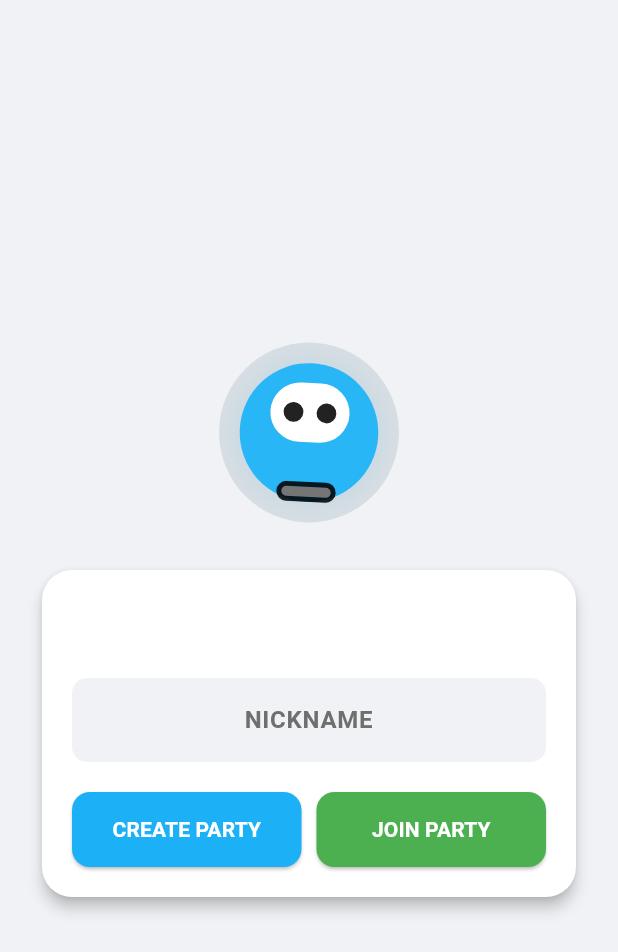
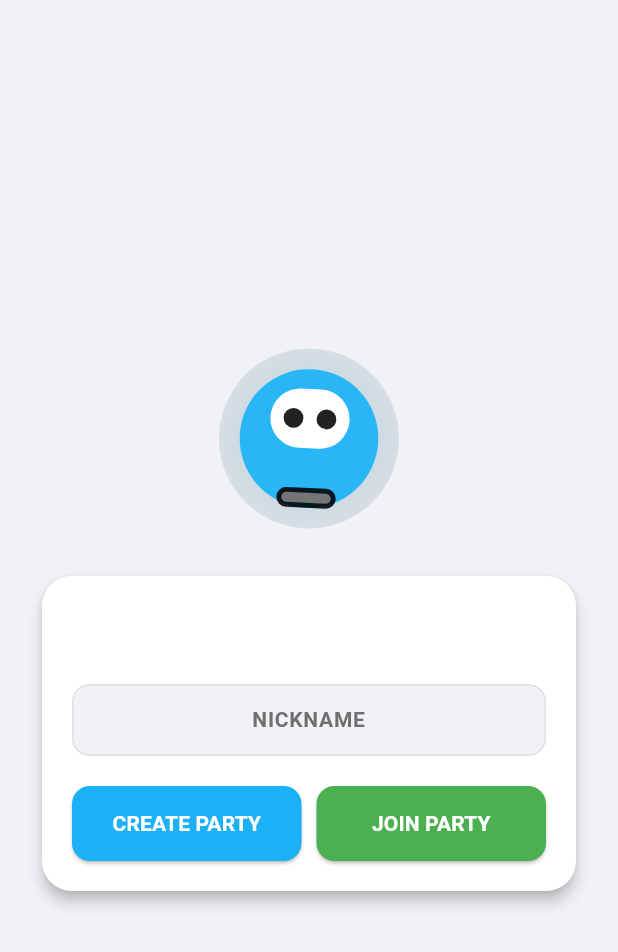
Before and after one commit to Arcane-Guilds/skillgenie-frontend, a Flutter app: the ChallengesHomePage screen opened directly with empty values, on a phone screen of 412 x 824 dp. Shown: the top 952 px of the screen. Run offline on Flutter 3.47's test engine with Material 3 defaults, Android fonts, the phone set to English and light mode, and no system bars; drawn by our look-alikes of flutter_animate; our stand-ins replace animated_text_kit, auto_size_text, cached_network_image, circular_countdown_timer, connectivity_plus, date_format and 25 more; missing offline and left inert: cloudinary_public, flag, flutter_code_editor, highlight, syncfusion_flutter_pdf; accounts and stored records are empty; generated files the repository leaves out were written again; network calls fail; statements that could not run were skipped; project files that could hold a hidden picture were left out.

Commit message:
web friendly

```diff
--- a/lib/core/constants/api_constants.dart
+++ b/lib/core/constants/api_constants.dart
@@ -1,9 +1,8 @@
 import 'package:flutter_dotenv/flutter_dotenv.dart';
 
 class ApiConstants {
-
-  static String get baseUrl => dotenv.env['API_BASE_URL'] ?? 'https://9ea4-41-225-249-1.ngrok-free.app';
-
+  // Support multiple environments with a fallback to localhost
+  static String get baseUrl => dotenv.env['API_BASE_URL'] ?? 'http://localhost:3000';
 }
 
 class AnalyticsConstants {
--- a/lib/core/theme/app_theme.dart
+++ b/lib/core/theme/app_theme.dart
@@ -1,4 +1,5 @@
 import 'package:flutter/material.dart';
+import 'package:flutter/foundation.dart' show kIsWeb;
 
 class AppTheme {
   static const Color secondaryColor = Color(0xFF58CC02);
@@ -10,28 +11,40 @@ class AppTheme {
   static const Color textPrimaryColor = Color(0xFF6F6F6F);
   static const Color textSecondaryColor = Color(0xFF6F6F6F);
 
+  // Web-specific colors
+  static const Color webBackgroundColor = Color(0xFFF7F9FA);
+  static const Color webSurfaceColor = Colors.white;
+  static const Color webBorderColor = Color(0xFFE0E0E0);
+
   static BoxDecoration cardDecoration = BoxDecoration(
     color: surfaceColor,
-    borderRadius: BorderRadius.circular(16),
+    borderRadius: BorderRadius.circular(kIsWeb ? 8 : 16),
     boxShadow: [
       BoxShadow(
-        color: Colors.black.withOpacity(0.05),
-        blurRadius: 10,
+        color: Colors.black.withOpacity(kIsWeb ? 0.03 : 0.05),
+        blurRadius: kIsWeb ? 6 : 10,
         offset: const Offset(0, 4),
       ),
     ],
+    border: kIsWeb ? Border.all(color: webBorderColor, width: 1) : null,
   );
 
   static ThemeData get theme => ThemeData(
     primaryColor: primaryColor,
-    scaffoldBackgroundColor: backgroundColor,
-    appBarTheme: const AppBarTheme(
+    scaffoldBackgroundColor: kIsWeb ? webBackgroundColor : backgroundColor,
+    colorScheme: ColorScheme.light(
+      primary: primaryColor,
+      secondary: secondaryColor,
+      error: errorColor,
+      surface: kIsWeb ? webSurfaceColor : surfaceColor,
+    ),
+    appBarTheme: AppBarTheme(
       backgroundColor: surfaceColor,
-      elevation: 0,
-      iconTheme: IconThemeData(color: textPrimaryColor),
+      elevation: kIsWeb ? 0 : 1,
+      iconTheme: const IconThemeData(color: textPrimaryColor),
       titleTextStyle: TextStyle(
         color: textPrimaryColor,
-        fontSize: 20,
+        fontSize: kIsWeb ? 22 : 20,
         fontWeight: FontWeight.bold,
       ),
     ),
@@ -39,10 +52,60 @@ class AppTheme {
       style: ElevatedButton.styleFrom(
         backgroundColor: primaryColor,
         foregroundColor: Colors.white,
-        padding: const EdgeInsets.symmetric(horizontal: 24, vertical: 12),
+        padding: EdgeInsets.symmetric(
+          horizontal: kIsWeb ? 32 : 24,
+          vertical: kIsWeb ? 16 : 12
+        ),
         shape: RoundedRectangleBorder(
-          borderRadius: BorderRadius.circular(30),
+          borderRadius: BorderRadius.circular(kIsWeb ? 6 : 30),
         ),
+      ),
+    ),
+    inputDecorationTheme: InputDecorationTheme(
+      filled: true,
+      fillColor: kIsWeb ? Colors.white : Colors.grey[50],
+      border: OutlineInputBorder(
+        borderRadius: BorderRadius.circular(kIsWeb ? 8 : 12),
+        borderSide: BorderSide(
+          color: kIsWeb ? webBorderColor : Colors.grey[300]!,
+        ),
+      ),
+      enabledBorder: OutlineInputBorder(
+        borderRadius: BorderRadius.circular(kIsWeb ? 8 : 12),
+        borderSide: BorderSide(
+          color: kIsWeb ? webBorderColor : Colors.grey[300]!,
+        ),
+      ),
+      focusedBorder: OutlineInputBorder(
+        borderRadius: BorderRadius.circular(kIsWeb ? 8 : 12),
+        borderSide: BorderSide(
+          color: primaryColor,
+          width: kIsWeb ? 1.5 : 2.0,
+        ),
+      ),
+      contentPadding: EdgeInsets.symmetric(
+        horizontal: 16,
+        vertical: kIsWeb ? 16 : 12
+      ),
+    ),
+    textTheme: TextTheme(
+      displayLarge: TextStyle(
+        fontSize: kIsWeb ? 32 : 28,
+        fontWeight: FontWeight.bold,
+        color: textPrimaryColor,
+      ),
+      displayMedium: TextStyle(
+        fontSize: kIsWeb ? 28 : 24,
+        fontWeight: FontWeight.bold,
+        color: textPrimaryColor,
+      ),
+      bodyLarge: TextStyle(
+        fontSize: kIsWeb ? 16 : 14,
+        color: textPrimaryColor,
+      ),
+      bodyMedium: TextStyle(
+        fontSize: kIsWeb ? 14 : 12,
+        color: textSecondaryColor,
       ),
     ),
   );
--- a/lib/main.dart
+++ b/lib/main.dart
@@ -25,6 +25,7 @@ import 'presentation/viewmodels/community_viewmodel.dart';
 import 'presentation/viewmodels/friend_viewmodel.dart';
 import 'presentation/viewmodels/reminder_viewmodel.dart';
 import 'package:flutter_dotenv/flutter_dotenv.dart';
+import 'package:flutter_web_plugins/flutter_web_plugins.dart';
 
 
 class AppErrorHandler {
@@ -65,6 +66,11 @@ void main() async {
   runZonedGuarded(() async {
     // Ensure Flutter is initialized
     WidgetsFlutterBinding.ensureInitialized();
+
+    // Configure for web - use path URL strategy for cleaner URLs
+    if (kIsWeb) {
+      setUrlStrategy(PathUrlStrategy());
+    }
 
     // Load environment variables first
     await dotenv.load(fileName: ".env");
```
Also changed, not shown: lib/core/utils/responsive_util.dart (added, +97 -0 lines), lib/data/datasources/api_client.dart (+42 -17 lines), lib/presentation/widgets/responsive_scaffold.dart (added, +142 -0 lines).
